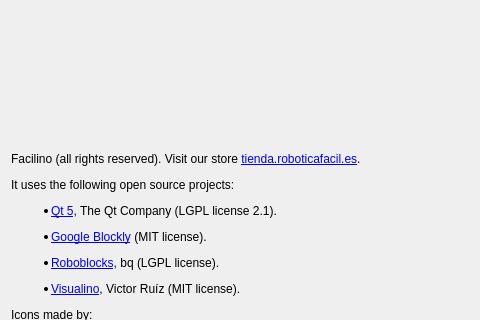
Qt form src/aboutdialog.ui (roboticafacil/facilino) before a commit; both pictures show x 0 to 480 and y 194 to 514 of the 798 by 737 pixel window.
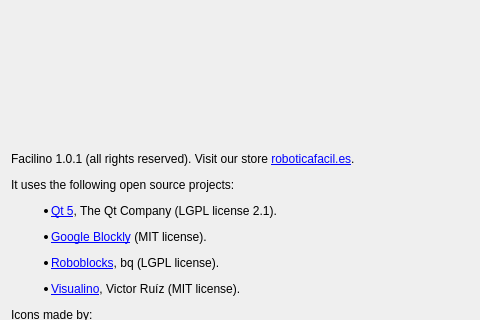
The same form after that commit. Icons and pictures are not drawn.

Patch:
```diff
--- a/src/aboutdialog.ui
+++ b/src/aboutdialog.ui
@@ -39,7 +39,7 @@
    <item>
     <widget class="QLabel" name="label_4">
      <property name="text">
-      <string>&lt;html&gt;&lt;head/&gt;&lt;body&gt;&lt;p&gt;Facilino (all rights reserved). Visit our store &lt;a href=&quot;tienda.roboticafacil.es&quot;&gt;&lt;span style=&quot; text-decoration: underline; color:#0000ff;&quot;&gt;tienda.roboticafacil.es&lt;/span&gt;&lt;/a&gt;.&lt;/p&gt;&lt;p&gt;It uses the following open source projects:&lt;/p&gt;&lt;ul style=&quot;margin-top: 0px; margin-bottom: 0px; margin-left: 0px; margin-right: 0px; -qt-list-indent: 1;&quot;&gt;&lt;li style=&quot; margin-top:12px; margin-bottom:0px; margin-left:0px; margin-right:0px; -qt-block-indent:0; text-indent:0px;&quot;&gt;&lt;a href=&quot;http://www.qt.io/&quot;&gt;&lt;span style=&quot; text-decoration: underline; color:#0000ff;&quot;&gt;Qt 5&lt;/span&gt;&lt;/a&gt;, The Qt Company (LGPL license 2.1).&lt;/li&gt;&lt;li style=&quot; margin-top:12px; margin-bottom:0px; margin-left:0px; margin-right:0px; -qt-block-indent:0; text-indent:0px;&quot;&gt;&lt;a href=&quot;https://developers.google.com/blockly/&quot;&gt;&lt;span style=&quot; text-decoration: underline; color:#0000ff;&quot;&gt;Google Blockly&lt;/span&gt;&lt;/a&gt; (MIT license).&lt;/li&gt;&lt;li style=&quot; margin-top:12px; margin-bottom:0px; margin-left:0px; margin-right:0px; -qt-block-indent:0; text-indent:0px;&quot;&gt;&lt;a href=&quot;https://github.com/bq/roboblocks&quot;&gt;&lt;span style=&quot; text-decoration: underline; color:#0000ff;&quot;&gt;Roboblocks&lt;/span&gt;&lt;/a&gt;, bq (LGPL license).&lt;/li&gt;&lt;li style=&quot; margin-top:12px; margin-bottom:0px; margin-left:0px; margin-right:0px; -qt-block-indent:0; text-indent:0px;&quot;&gt;&lt;a href=&quot;http://visualino.net&quot;&gt;&lt;span style=&quot; text-decoration: underline; color:#0000ff;&quot;&gt;Visualino&lt;/span&gt;&lt;/a&gt;, Victor Ruíz (MIT license).&lt;/li&gt;&lt;/ul&gt;&lt;p&gt;Icons made by:&lt;/p&gt;&lt;ul style=&quot;margin-top: 0px; margin-bottom: 0px; margin-left: 0px; margin-right: 0px; -qt-list-indent: 1;&quot;&gt;&lt;li style=&quot; margin-top:12px; margin-bottom:0px; margin-left:0px; margin-right:0px; -qt-block-indent:0; text-indent:0px;&quot;&gt;&lt;a href=&quot; http://www.flaticon.com/authors/madebyoliver&quot;&gt;&lt;span style=&quot; text-decoration: underline; color:#0000ff;&quot;&gt;Madebyoliver&lt;/span&gt;&lt;/a&gt; from &lt;a href=&quot; http://www.flaticon.com&quot;&gt;&lt;span style=&quot; text-decoration: underline; color:#0000ff;&quot;&gt;www.flaticon.com&lt;/span&gt;&lt;/a&gt; is licensed by &lt;a href=&quot;http://creativecommons.org/licenses/by/3.0/&quot;&gt;&lt;span style=&quot; text-decoration: underline; color:#0000ff;&quot;&gt;CC 3.0 BY&lt;/span&gt;&lt;/a&gt;&lt;a href=&quot;http://creativecommons.org/licenses/by/3.0/&quot;&gt;&lt;span style=&quot; text-decoration: underline; color:#000000;&quot;&gt;.&lt;/span&gt;&lt;/a&gt;&lt;/li&gt;&lt;/ul&gt;&lt;ul style=&quot;margin-top: 0px; margin-bottom: 0px; margin-left: 0px; margin-right: 0px; -qt-list-indent: 1;&quot;&gt;&lt;li style=&quot; margin-top:12px; margin-bottom:0px; margin-left:0px; margin-right:0px; -qt-block-indent:0; text-indent:0px;&quot;&gt;&lt;a href=&quot;http://www.freepik.com&quot;&gt;&lt;span style=&quot; text-decoration: underline; color:#0000ff;&quot;&gt;Freepik&lt;/span&gt;&lt;/a&gt; from &lt;a href=&quot; http://www.flaticon.com&quot;&gt;&lt;span style=&quot; text-decoration: underline; color:#0000ff;&quot;&gt;www.flaticon.com&lt;/span&gt;&lt;/a&gt; is licensed by &lt;a href=&quot;http://creativecommons.org/licenses/by/3.0/&quot;&gt;&lt;span style=&quot; text-decoration: underline; color:#0000ff;&quot;&gt;CC 3.0 BY&lt;/span&gt;&lt;/a&gt;&lt;a href=&quot;http://creativecommons.org/licenses/by/3.0/&quot;&gt;&lt;span style=&quot; text-decoration: underline; color:#000000;&quot;&gt;.&lt;/span&gt;&lt;/a&gt;&lt;/li&gt;&lt;/ul&gt;&lt;ul style=&quot;margin-top: 0px; margin-bottom: 0px; margin-left: 0px; margin-right: 0px; -qt-list-indent: 1;&quot;&gt;&lt;li style=&quot; margin-top:12px; margin-bottom:0px; margin-left:0px; margin-right:0px; -qt-block-indent:0; text-indent:0px;&quot;&gt;&lt;a href=&quot;http://www.flaticon.com/authors/plainicon&quot;&gt;&lt;span style=&quot; text-decoration: underline; color:#0000ff;&quot;&gt;Plainicon&lt;/span&gt;&lt;/a&gt; from &lt;a href=&quot; http://www.flaticon.com&quot;&gt;&lt;span style=&quot; text-decoration: underline; color:#0000ff;&quot;&gt;www.flaticon.com&lt;/span&gt;&lt;/a&gt; is licensed by &lt;a href=&quot;http://creativecommons.org/licenses/by/3.0/&quot;&gt;&lt;span style=&quot; text-decoration: underline; color:#0000ff;&quot;&gt;CC 3.0 BY&lt;/span&gt;&lt;/a&gt;&lt;a href=&quot;http://creativecommons.org/licenses/by/3.0/&quot;&gt;&lt;span style=&quot; text-decoration: underline; color:#000000;&quot;&gt;.&lt;/span&gt;&lt;/a&gt;&lt;/li&gt;&lt;/ul&gt;&lt;ul style=&quot;margin-top: 0px; margin-bottom: 0px; margin-left: 0px; margin-right: 0px; -qt-list-indent: 1;&quot;&gt;&lt;li style=&quot; margin-top:12px; margin-bottom:0px; margin-left:0px; margin-right:0px; -qt-block-indent:0; text-indent:0px;&quot;&gt;&lt;a href=&quot;http://www.flaticon.com/authors/gregor-cresnar&quot;&gt;&lt;span style=&quot; text-decoration: underline; color:#0000ff;&quot;&gt;Gregor Cresnar&lt;/span&gt;&lt;/a&gt; from &lt;a href=&quot; http://www.flaticon.com&quot;&gt;&lt;span style=&quot; text-decoration: underline; color:#0000ff;&quot;&gt;www.flaticon.com&lt;/span&gt;&lt;/a&gt; is licensed by &lt;a href=&quot;http://creativecommons.org/licenses/by/3.0/&quot;&gt;&lt;span style=&quot; text-decoration: underline; color:#0000ff;&quot;&gt;CC 3.0 BY&lt;/span&gt;&lt;/a&gt;&lt;a href=&quot;http://creativecommons.org/licenses/by/3.0/&quot;&gt;&lt;span style=&quot; text-decoration: underline; color:#000000;&quot;&gt;.&lt;/span&gt;&lt;/a&gt;&lt;/li&gt;&lt;/ul&gt;&lt;ul style=&quot;margin-top: 0px; margin-bottom: 0px; margin-left: 0px; margin-right: 0px; -qt-list-indent: 1;&quot;&gt;&lt;li style=&quot; margin-top:12px; margin-bottom:0px; margin-left:0px; margin-right:0px; -qt-block-indent:0; text-indent:0px;&quot;&gt;&lt;a href=&quot;http://www.flaticon.com/authors/vectors-market&quot;&gt;&lt;span style=&quot; text-decoration: underline; color:#0000ff;&quot;&gt;Vectors Market&lt;/span&gt;&lt;/a&gt; from &lt;a href=&quot; http://www.flaticon.com&quot;&gt;&lt;span style=&quot; text-decoration: underline; color:#0000ff;&quot;&gt;www.flaticon.com&lt;/span&gt;&lt;/a&gt; is licensed by &lt;a href=&quot;http://creativecommons.org/licenses/by/3.0/&quot;&gt;&lt;span style=&quot; text-decoration: underline; color:#0000ff;&quot;&gt;CC 3.0 BY&lt;/span&gt;&lt;/a&gt;&lt;a href=&quot;http://creativecommons.org/licenses/by/3.0/&quot;&gt;&lt;span style=&quot; text-decoration: underline; color:#000000;&quot;&gt;.&lt;/span&gt;&lt;/a&gt;&lt;/li&gt;&lt;/ul&gt;&lt;ul style=&quot;margin-top: 0px; margin-bottom: 0px; margin-left: 0px; margin-right: 0px; -qt-list-indent: 1;&quot;&gt;&lt;li style=&quot; margin-top:12px; margin-bottom:0px; margin-left:0px; margin-right:0px; -qt-block-indent:0; text-indent:0px;&quot;&gt;&lt;a href=&quot; http://www.flaticon.com/authors/google&quot;&gt;&lt;span style=&quot; text-decoration: underline; color:#0000ff;&quot;&gt;Google&lt;/span&gt;&lt;/a&gt; from &lt;a href=&quot; http://www.flaticon.com&quot;&gt;&lt;span style=&quot; text-decoration: underline; color:#0000ff;&quot;&gt;www.flaticon.com&lt;/span&gt;&lt;/a&gt; is licensed by &lt;a href=&quot;http://creativecommons.org/licenses/by/3.0/&quot;&gt;&lt;span style=&quot; text-decoration: underline; color:#0000ff;&quot;&gt;CC 3.0 BY&lt;/span&gt;&lt;/a&gt;&lt;a href=&quot;http://creativecommons.org/licenses/by/3.0/&quot;&gt;&lt;span style=&quot; text-decoration: underline; color:#000000;&quot;&gt;.&lt;/span&gt;&lt;/a&gt;&lt;/li&gt;&lt;ul style=&quot;margin-top: 0px; margin-botton: 0px; margin-left: 0px; margin-right: 0px; -qt-list-indent: 1;&quot;&gt;&lt;li style=&quot;margin-top: 12px; margin-bottom: 0px;margin-left:0px;margin-right:0px; -qt-block-indent:0;text-indent:0px;&quot;&gt;&lt;div&gt;&lt;a href=&quot;http://www.flaticon.com/authors/dimitry-miroliubov&quot; title=&quot;Dimitry Miroliubov&quot;&gt;Dimitry Miroliubov&lt;/a&gt; from &lt;a href=&quot;http://www.flaticon.com&quot; title=&quot;Flaticon&quot;&gt;www.flaticon.com&lt;/a&gt; is licensed by &lt;a href=&quot;http://creativecommons.org/licenses/by/3.0/&quot; title=&quot;Creative Commons BY 3.0&quot; target=&quot;_blank&quot;&gt;CC 3.0 BY&lt;/a&gt;.&lt;/div&gt;&lt;/li&gt;&lt;/ul&gt;&lt;/body&gt;&lt;/html&gt;</string>
+      <string>&lt;html&gt;&lt;head/&gt;&lt;body&gt;&lt;p&gt;Facilino 1.0.1 (all rights reserved). Visit our store &lt;a href=&quot;https://roboticafacil.es&quot;&gt;&lt;span style=&quot; text-decoration: underline; color:#0000ff;&quot;&gt;roboticafacil.es&lt;/span&gt;&lt;/a&gt;.&lt;/p&gt;&lt;p&gt;It uses the following open source projects:&lt;/p&gt;&lt;ul style=&quot;margin-top: 0px; margin-bottom: 0px; margin-left: 0px; margin-right: 0px; -qt-list-indent: 1;&quot;&gt;&lt;li style=&quot; margin-top:12px; margin-bottom:0px; margin-left:0px; margin-right:0px; -qt-block-indent:0; text-indent:0px;&quot;&gt;&lt;a href=&quot;http://www.qt.io/&quot;&gt;&lt;span style=&quot; text-decoration: underline; color:#0000ff;&quot;&gt;Qt 5&lt;/span&gt;&lt;/a&gt;, The Qt Company (LGPL license 2.1).&lt;/li&gt;&lt;li style=&quot; margin-top:12px; margin-bottom:0px; margin-left:0px; margin-right:0px; -qt-block-indent:0; text-indent:0px;&quot;&gt;&lt;a href=&quot;https://developers.google.com/blockly/&quot;&gt;&lt;span style=&quot; text-decoration: underline; color:#0000ff;&quot;&gt;Google Blockly&lt;/span&gt;&lt;/a&gt; (MIT license).&lt;/li&gt;&lt;li style=&quot; margin-top:12px; margin-bottom:0px; margin-left:0px; margin-right:0px; -qt-block-indent:0; text-indent:0px;&quot;&gt;&lt;a href=&quot;https://github.com/bq/roboblocks&quot;&gt;&lt;span style=&quot; text-decoration: underline; color:#0000ff;&quot;&gt;Roboblocks&lt;/span&gt;&lt;/a&gt;, bq (LGPL license).&lt;/li&gt;&lt;li style=&quot; margin-top:12px; margin-bottom:0px; margin-left:0px; margin-right:0px; -qt-block-indent:0; text-indent:0px;&quot;&gt;&lt;a href=&quot;http://visualino.net&quot;&gt;&lt;span style=&quot; text-decoration: underline; color:#0000ff;&quot;&gt;Visualino&lt;/span&gt;&lt;/a&gt;, Victor Ruíz (MIT license).&lt;/li&gt;&lt;/ul&gt;&lt;p&gt;Icons made by:&lt;/p&gt;&lt;ul style=&quot;margin-top: 0px; margin-bottom: 0px; margin-left: 0px; margin-right: 0px; -qt-list-indent: 1;&quot;&gt;&lt;li style=&quot; margin-top:12px; margin-bottom:0px; margin-left:0px; margin-right:0px; -qt-block-indent:0; text-indent:0px;&quot;&gt;&lt;a href=&quot; http://www.flaticon.com/authors/madebyoliver&quot;&gt;&lt;span style=&quot; text-decoration: underline; color:#0000ff;&quot;&gt;Madebyoliver&lt;/span&gt;&lt;/a&gt; from &lt;a href=&quot; http://www.flaticon.com&quot;&gt;&lt;span style=&quot; text-decoration: underline; color:#0000ff;&quot;&gt;www.flaticon.com&lt;/span&gt;&lt;/a&gt; is licensed by &lt;a href=&quot;http://creativecommons.org/licenses/by/3.0/&quot;&gt;&lt;span style=&quot; text-decoration: underline; color:#0000ff;&quot;&gt;CC 3.0 BY&lt;/span&gt;&lt;/a&gt;&lt;a href=&quot;http://creativecommons.org/licenses/by/3.0/&quot;&gt;&lt;span style=&quot; text-decoration: underline; color:#000000;&quot;&gt;.&lt;/span&gt;&lt;/a&gt;&lt;/li&gt;&lt;/ul&gt;&lt;ul style=&quot;margin-top: 0px; margin-bottom: 0px; margin-left: 0px; margin-right: 0px; -qt-list-indent: 1;&quot;&gt;&lt;li style=&quot; margin-top:12px; margin-bottom:0px; margin-left:0px; margin-right:0px; -qt-block-indent:0; text-indent:0px;&quot;&gt;&lt;a href=&quot;http://www.freepik.com&quot;&gt;&lt;span style=&quot; text-decoration: underline; color:#0000ff;&quot;&gt;Freepik&lt;/span&gt;&lt;/a&gt; from &lt;a href=&quot; http://www.flaticon.com&quot;&gt;&lt;span style=&quot; text-decoration: underline; color:#0000ff;&quot;&gt;www.flaticon.com&lt;/span&gt;&lt;/a&gt; is licensed by &lt;a href=&quot;http://creativecommons.org/licenses/by/3.0/&quot;&gt;&lt;span style=&quot; text-decoration: underline; color:#0000ff;&quot;&gt;CC 3.0 BY&lt;/span&gt;&lt;/a&gt;&lt;a href=&quot;http://creativecommons.org/licenses/by/3.0/&quot;&gt;&lt;span style=&quot; text-decoration: underline; color:#000000;&quot;&gt;.&lt;/span&gt;&lt;/a&gt;&lt;/li&gt;&lt;/ul&gt;&lt;ul style=&quot;margin-top: 0px; margin-bottom: 0px; margin-left: 0px; margin-right: 0px; -qt-list-indent: 1;&quot;&gt;&lt;li style=&quot; margin-top:12px; margin-bottom:0px; margin-left:0px; margin-right:0px; -qt-block-indent:0; text-indent:0px;&quot;&gt;&lt;a href=&quot;http://www.flaticon.com/authors/plainicon&quot;&gt;&lt;span style=&quot; text-decoration: underline; color:#0000ff;&quot;&gt;Plainicon&lt;/span&gt;&lt;/a&gt; from &lt;a href=&quot; http://www.flaticon.com&quot;&gt;&lt;span style=&quot; text-decoration: underline; color:#0000ff;&quot;&gt;www.flaticon.com&lt;/span&gt;&lt;/a&gt; is licensed by &lt;a href=&quot;http://creativecommons.org/licenses/by/3.0/&quot;&gt;&lt;span style=&quot; text-decoration: underline; color:#0000ff;&quot;&gt;CC 3.0 BY&lt;/span&gt;&lt;/a&gt;&lt;a href=&quot;http://creativecommons.org/licenses/by/3.0/&quot;&gt;&lt;span style=&quot; text-decoration: underline; color:#000000;&quot;&gt;.&lt;/span&gt;&lt;/a&gt;&lt;/li&gt;&lt;/ul&gt;&lt;ul style=&quot;margin-top: 0px; margin-bottom: 0px; margin-left: 0px; margin-right: 0px; -qt-list-indent: 1;&quot;&gt;&lt;li style=&quot; margin-top:12px; margin-bottom:0px; margin-left:0px; margin-right:0px; -qt-block-indent:0; text-indent:0px;&quot;&gt;&lt;a href=&quot;http://www.flaticon.com/authors/gregor-cresnar&quot;&gt;&lt;span style=&quot; text-decoration: underline; color:#0000ff;&quot;&gt;Gregor Cresnar&lt;/span&gt;&lt;/a&gt; from &lt;a href=&quot; http://www.flaticon.com&quot;&gt;&lt;span style=&quot; text-decoration: underline; color:#0000ff;&quot;&gt;www.flaticon.com&lt;/span&gt;&lt;/a&gt; is licensed by &lt;a href=&quot;http://creativecommons.org/licenses/by/3.0/&quot;&gt;&lt;span style=&quot; text-decoration: underline; color:#0000ff;&quot;&gt;CC 3.0 BY&lt;/span&gt;&lt;/a&gt;&lt;a href=&quot;http://creativecommons.org/licenses/by/3.0/&quot;&gt;&lt;span style=&quot; text-decoration: underline; color:#000000;&quot;&gt;.&lt;/span&gt;&lt;/a&gt;&lt;/li&gt;&lt;/ul&gt;&lt;ul style=&quot;margin-top: 0px; margin-bottom: 0px; margin-left: 0px; margin-right: 0px; -qt-list-indent: 1;&quot;&gt;&lt;li style=&quot; margin-top:12px; margin-bottom:0px; margin-left:0px; margin-right:0px; -qt-block-indent:0; text-indent:0px;&quot;&gt;&lt;a href=&quot;http://www.flaticon.com/authors/vectors-market&quot;&gt;&lt;span style=&quot; text-decoration: underline; color:#0000ff;&quot;&gt;Vectors Market&lt;/span&gt;&lt;/a&gt; from &lt;a href=&quot; http://www.flaticon.com&quot;&gt;&lt;span style=&quot; text-decoration: underline; color:#0000ff;&quot;&gt;www.flaticon.com&lt;/span&gt;&lt;/a&gt; is licensed by &lt;a href=&quot;http://creativecommons.org/licenses/by/3.0/&quot;&gt;&lt;span style=&quot; text-decoration: underline; color:#0000ff;&quot;&gt;CC 3.0 BY&lt;/span&gt;&lt;/a&gt;&lt;a href=&quot;http://creativecommons.org/licenses/by/3.0/&quot;&gt;&lt;span style=&quot; text-decoration: underline; color:#000000;&quot;&gt;.&lt;/span&gt;&lt;/a&gt;&lt;/li&gt;&lt;/ul&gt;&lt;ul style=&quot;margin-top: 0px; margin-bottom: 0px; margin-left: 0px; margin-right: 0px; -qt-list-indent: 1;&quot;&gt;&lt;li style=&quot; margin-top:12px; margin-bottom:0px; margin-left:0px; margin-right:0px; -qt-block-indent:0; text-indent:0px;&quot;&gt;&lt;a href=&quot; http://www.flaticon.com/authors/google&quot;&gt;&lt;span style=&quot; text-decoration: underline; color:#0000ff;&quot;&gt;Google&lt;/span&gt;&lt;/a&gt; from &lt;a href=&quot; http://www.flaticon.com&quot;&gt;&lt;span style=&quot; text-decoration: underline; color:#0000ff;&quot;&gt;www.flaticon.com&lt;/span&gt;&lt;/a&gt; is licensed by &lt;a href=&quot;http://creativecommons.org/licenses/by/3.0/&quot;&gt;&lt;span style=&quot; text-decoration: underline; color:#0000ff;&quot;&gt;CC 3.0 BY&lt;/span&gt;&lt;/a&gt;&lt;a href=&quot;http://creativecommons.org/licenses/by/3.0/&quot;&gt;&lt;span style=&quot; text-decoration: underline; color:#000000;&quot;&gt;.&lt;/span&gt;&lt;/a&gt;&lt;/li&gt;&lt;/ul&gt;&lt;ul style=&quot;margin-top: 0px; margin-bottom: 0px; margin-left: 0px; margin-right: 0px; -qt-list-indent: 1;&quot;&gt;&lt;li style=&quot; margin-top:12px; margin-bottom:0px; margin-left:0px; margin-right:0px; -qt-block-indent:0; text-indent:0px;&quot;&gt;&lt;a href=&quot;http://www.flaticon.com/authors/dimitry-miroliubov&quot;&gt;&lt;span style=&quot; text-decoration: underline; color:#0000ff;&quot;&gt;Dimitry Miroliubov&lt;/span&gt;&lt;/a&gt; from &lt;a href=&quot;http://www.flaticon.com&quot;&gt;&lt;span style=&quot; text-decoration: underline; color:#0000ff;&quot;&gt;www.flaticon.com&lt;/span&gt;&lt;/a&gt; is licensed by &lt;a href=&quot;http://creativecommons.org/licenses/by/3.0/&quot;&gt;&lt;span style=&quot; text-decoration: underline; color:#0000ff;&quot;&gt;CC 3.0 BY&lt;/span&gt;&lt;/a&gt;.&lt;/li&gt;&lt;/ul&gt;&lt;/body&gt;&lt;/html&gt;</string>
      </property>
      <property name="wordWrap">
       <bool>true</bool>
```
